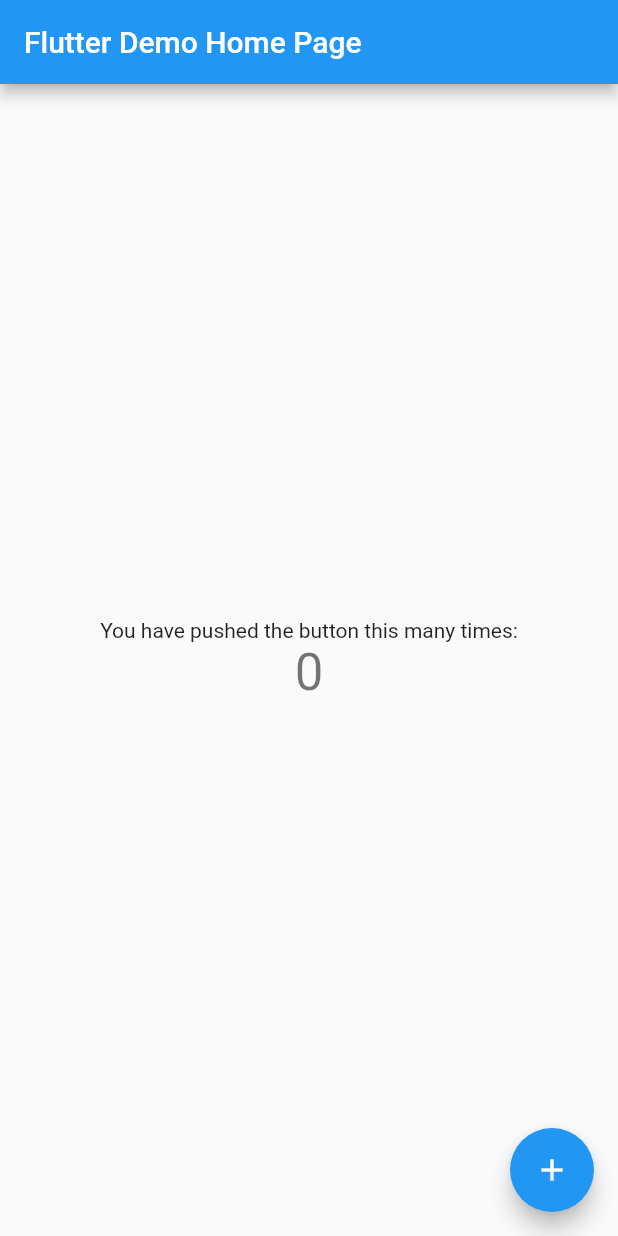
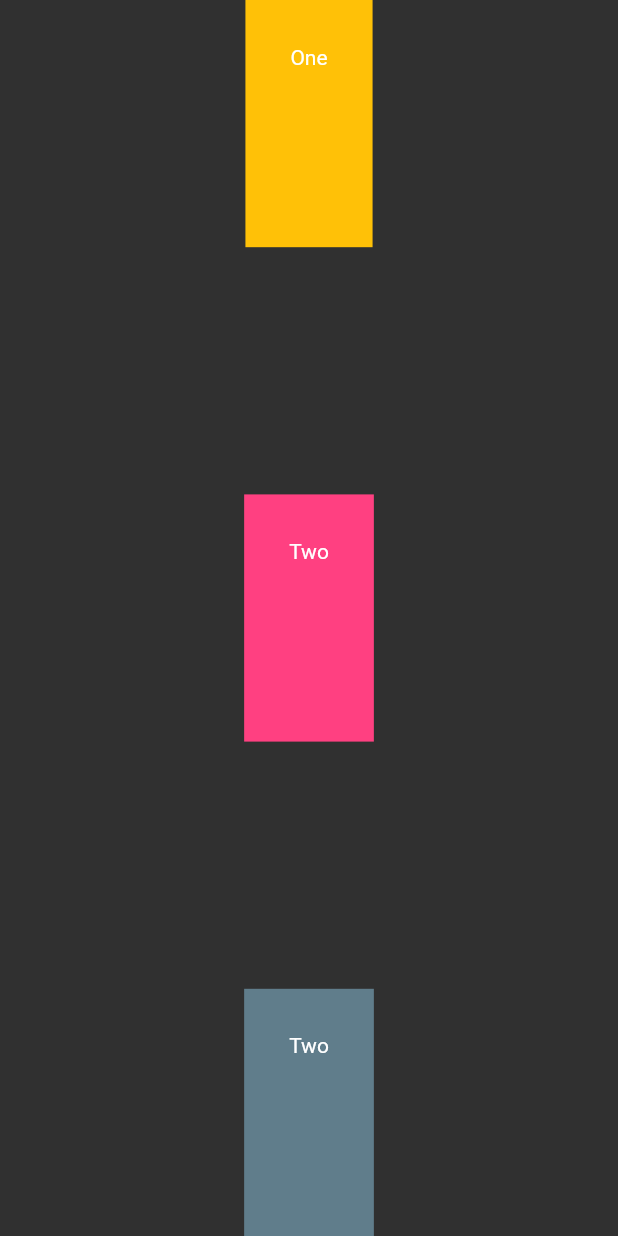
Before and after one commit to svlobao/flashcards_ON_HOLD, a Flutter app: the screen it shows after launch, on a phone screen of 412 x 824 dp. Run offline on Flutter 3.47's test engine with Material 2 defaults, Android fonts, the phone set to English and light mode, and no system bars.

Commit message:
landing page first sketch

```diff
--- a/lib/main.dart
+++ b/lib/main.dart
@@ -1,113 +1,20 @@
 import 'package:flutter/material.dart';
 
+import 'pages/landing_page.dart';
+
 void main() {
-  runApp(MyApp());
+  runApp(Flashcards());
 }
 
-class MyApp extends StatelessWidget {
-  // This widget is the root of your application.
+class Flashcards extends StatelessWidget {
   @override
   Widget build(BuildContext context) {
     return MaterialApp(
-      title: 'Flutter Demo',
       theme: ThemeData(
-        // This is the theme of your application.
-        //
-        // Try running your application with "flutter run". You'll see the
-        // application has a blue toolbar. Then, without quitting the app, try
-        // changing the primarySwatch below to Colors.green and then invoke
-        // "hot reload" (press "r" in the console where you ran "flutter run",
-        // or simply save your changes to "hot reload" in a Flutter IDE).
-        // Notice that the counter didn't reset back to zero; the application
-        // is not restarted.
-        primarySwatch: Colors.blue,
+        primarySwatch: Colors.pink,
+        brightness: Brightness.dark,
       ),
-      home: MyHomePage(title: 'Flutter Demo Home Page'),
+      home: LandingPage(),
     );
   }
 }
-
-class MyHomePage extends StatefulWidget {
-  MyHomePage({Key? key, required this.title}) : super(key: key);
-
-  // This widget is the home page of your application. It is stateful, meaning
-  // that it has a State object (defined below) that contains fields that affect
-  // how it looks.
-
-  // This class is the configuration for the state. It holds the values (in this
-  // case the title) provided by the parent (in this case the App widget) and
-  // used by the build method of the State. Fields in a Widget subclass are
-  // always marked "final".
-
-  final String title;
-
-  @override
-  _MyHomePageState createState() => _MyHomePageState();
-}
-
-class _MyHomePageState extends State<MyHomePage> {
-  int _counter = 0;
-
-  void _incrementCounter() {
-    setState(() {
-      // This call to setState tells the Flutter framework that something has
-      // changed in this State, which causes it to rerun the build method below
-      // so that the display can reflect the updated values. If we changed
-      // _counter without calling setState(), then the build method would not be
-      // called again, and so nothing would appear to happen.
-      _counter++;
-    });
-  }
-
-  @override
-  Widget build(BuildContext context) {
-    // This method is rerun every time setState is called, for instance as done
-    // by the _incrementCounter method above.
-    //
-    // The Flutter framework has been optimized to make rerunning build methods
-    // fast, so that you can just rebuild anything that needs updating rather
-    // than having to individually change instances of widgets.
-    return Scaffold(
-      appBar: AppBar(
-        // Here we take the value from the MyHomePage object that was created by
-        // the App.build method, and use it to set our appbar title.
-        title: Text(widget.title),
-      ),
-      body: Center(
-        // Center is a layout widget. It takes a single child and positions it
-        // in the middle of the parent.
-        child: Column(
-          // Column is also a layout widget. It takes a list of children and
-          // arranges them vertically. By default, it sizes itself to fit its
-          // children horizontally, and tries to be as tall as its parent.
-          //
-          // Invoke "debug painting" (press "p" in the console, choose the
-          // "Toggle Debug Paint" action from the Flutter Inspector in Android
-          // Studio, or the "Toggle Debug Paint" command in Visual Studio Code)
-          // to see the wireframe for each widget.
-          //
-          // Column has various properties to control how it sizes itself and
-          // how it positions its children. Here we use mainAxisAlignment to
-          // center the children vertically; the main axis here is the vertical
-          // axis because Columns are vertical (the cross axis would be
-          // horizontal).
-          mainAxisAlignment: MainAxisAlignment.center,
-          children: <Widget>[
-            Text(
-              'You have pushed the button this many times:',
-            ),
-            Text(
-              '$_counter',
-              style: Theme.of(context).textTheme.headline4,
-            ),
-          ],
-        ),
-      ),
-      floatingActionButton: FloatingActionButton(
-        onPressed: _incrementCounter,
-        tooltip: 'Increment',
-        child: Icon(Icons.add),
-      ), // This trailing comma makes auto-formatting nicer for build methods.
-    );
-  }
-}
--- /dev/null
+++ b/lib/pages/landing_page.dart
@@ -0,0 +1,48 @@
+import 'package:flutter/material.dart';
+
+class LandingPage extends StatefulWidget {
+  const LandingPage({Key? key}) : super(key: key);
+
+  @override
+  _LandingPageState createState() => _LandingPageState();
+}
+
+class _LandingPageState extends State<LandingPage> {
+  @override
+  Widget build(BuildContext context) {
+    return Scaffold(
+      body: Container(
+          child: Center(
+        child: Column(
+          mainAxisSize: MainAxisSize.max,
+          crossAxisAlignment: CrossAxisAlignment.center,
+          children: [
+            Expanded(
+              child: Container(
+                color: Colors.amber,
+                padding: EdgeInsets.all(30.0),
+                child: Text('One'),
+              ),
+            ),
+            Expanded(child: SizedBox(height: 320)),
+            Expanded(
+              child: Container(
+                color: Colors.pinkAccent,
+                padding: EdgeInsets.all(30.0),
+                child: Text('Two'),
+              ),
+            ),
+            Expanded(child: SizedBox(height: 40)),
+            Expanded(
+              child: Container(
+                color: Colors.blueGrey,
+                padding: EdgeInsets.all(30.0),
+                child: Text('Two'),
+              ),
+            ),
+          ],
+        ),
+      )),
+    );
+  }
+}
```
Also changed, not shown: lib/pages/home_page.dart (added), 1 other file.
